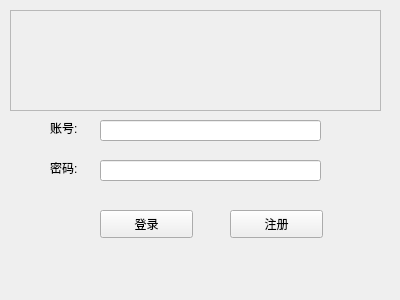
This is uidemo08/logwindow.ui in qt2013/QtProgram as Qt 5 draws it before an edit. The edited form follows.
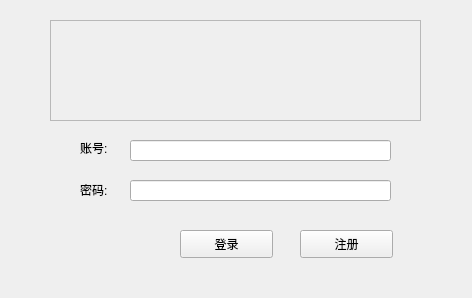
This is the edited form.

Patch:
```diff
--- a/uidemo08/logwindow.ui
+++ b/uidemo08/logwindow.ui
@@ -6,8 +6,8 @@
    <rect>
     <x>0</x>
     <y>0</y>
-    <width>400</width>
-    <height>300</height>
+    <width>472</width>
+    <height>298</height>
    </rect>
   </property>
   <property name="windowTitle">
@@ -16,8 +16,8 @@
   <widget class="QLabel" name="label">
    <property name="geometry">
     <rect>
-     <x>50</x>
-     <y>120</y>
+     <x>80</x>
+     <y>140</y>
      <width>41</width>
      <height>16</height>
     </rect>
@@ -29,10 +29,10 @@
   <widget class="QLabel" name="label_2">
    <property name="geometry">
     <rect>
-     <x>50</x>
-     <y>160</y>
+     <x>80</x>
+     <y>180</y>
      <width>41</width>
-     <height>16</height>
+     <height>20</height>
     </rect>
    </property>
    <property name="text">
@@ -42,9 +42,9 @@
   <widget class="QLineEdit" name="lineEdit">
    <property name="geometry">
     <rect>
-     <x>100</x>
-     <y>120</y>
-     <width>221</width>
+     <x>130</x>
+     <y>140</y>
+     <width>261</width>
      <height>21</height>
     </rect>
    </property>
@@ -52,9 +52,9 @@
   <widget class="QLineEdit" name="lineEdit_2">
    <property name="geometry">
     <rect>
-     <x>100</x>
-     <y>160</y>
-     <width>221</width>
+     <x>130</x>
+     <y>180</y>
+     <width>261</width>
      <height>21</height>
     </rect>
    </property>
@@ -62,8 +62,8 @@
   <widget class="QPushButton" name="pushButton">
    <property name="geometry">
     <rect>
-     <x>100</x>
-     <y>210</y>
+     <x>180</x>
+     <y>230</y>
      <width>93</width>
      <height>28</height>
     </rect>
@@ -75,8 +75,8 @@
   <widget class="QPushButton" name="pushButton_2">
    <property name="geometry">
     <rect>
-     <x>230</x>
-     <y>210</y>
+     <x>300</x>
+     <y>230</y>
      <width>93</width>
      <height>28</height>
     </rect>
@@ -88,8 +88,8 @@
   <widget class="QFrame" name="frame">
    <property name="geometry">
     <rect>
-     <x>10</x>
-     <y>10</y>
+     <x>50</x>
+     <y>20</y>
      <width>371</width>
      <height>101</height>
     </rect>
```
